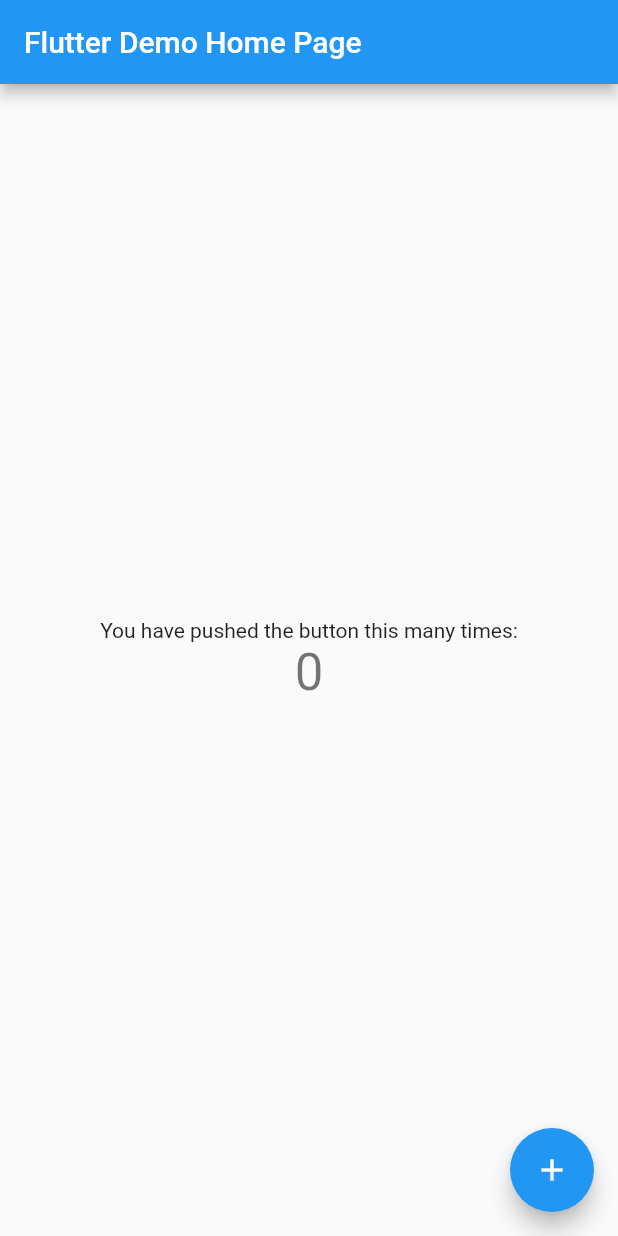
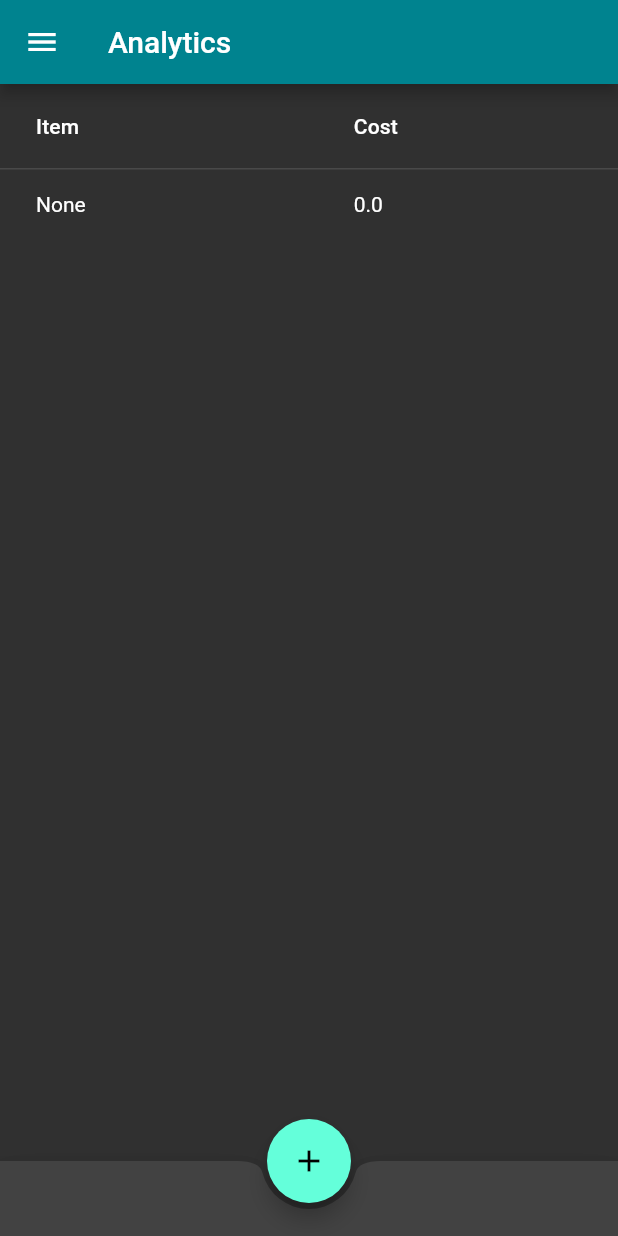
Before and after one commit to sai-pher/Flutter_Expense_tracker, a Flutter app: the screen it shows after launch, on a phone screen of 412 x 824 dp. Run offline on Flutter 3.47's test engine with Material 2 defaults, Android fonts, the phone set to English and light mode, and no system bars; our stand-ins replace sqflite; accounts and stored records are empty.

Commit message:
Update: Wrote proof of concept data analytics page Update: Fixed issue with wrong runtime casting from List.map()<Type>.toList() in dataTable
TODO: Create form page

Status: Stable

```diff
--- a/lib/db_handler/handlers/db_handler.dart
+++ b/lib/db_handler/handlers/db_handler.dart
@@ -1,3 +1,5 @@
+import 'dart:io';
+
 import "package:expense_tracker/app/column_labels.dart";
 import 'package:path/path.dart';
 import 'package:sqflite/sqflite.dart';
@@ -25,7 +27,7 @@ class DBHandler {
 
   Future<Database> get database async {
     if (_database == null) {
-      _database = _initDatabase();
+      _database = await _initDatabase();
     } else {
       return _database;
     }
@@ -36,8 +38,13 @@ class DBHandler {
   /// Method to open connection to database.
   _initDatabase() async {
     // get directory for given platform.
-    String directoryPath = await getDatabasesPath();
-    String path = join(directoryPath, _databaseName);
+    String databasePath = await getDatabasesPath();
+    String path = join(databasePath, _databaseName);
+
+    // Make sure the directory exists
+    try {
+      await Directory(databasePath).create(recursive: true);
+    } catch (_) {}
 
     // open connection
     return await openDatabase(path, version: _version, onCreate: _onCreate);
@@ -47,12 +54,12 @@ class DBHandler {
   Future _onCreate(Database db, int version) async {
     print("Creating DB $_databaseName with table $tableExpenses...");
     await db.execute('''
-    CREATE TABLE $tableExpenses (
-      $columnID INTEGER PRIMARY KEY,
+    CREATE TABLE IF NOT EXISTS $tableExpenses (
+      $columnID INTEGER PRIMARY KEY AUTOINCREMENT,
       $columnItem TEXT NOT NULL,
       $columnCategory TEXT NOT NULL,
       $columnCost REAL NOT NULL,
-      $columnDate INT NOT NULL,
+      $columnDate INT NOT NULL
     )
     ''');
     print("DB Creation successful!");
@@ -86,7 +93,9 @@ class DBHandler {
   fromMappedList(List<Map<String, dynamic>> mapsList) {
     List mappedList = [];
     if (mapsList.length == 0) {
-      mappedList = null;
+      var now = DateTime.now();
+      var exp1 = Expense("None", "category", 0, now);
+      mappedList.add(exp1);
     } else {
       mapsList.forEach((map) => mappedList.add(Expense.fromMap(map)));
     }
@@ -108,15 +117,25 @@ class DBHandler {
   ///
   /// This method returns
   /// a list of successfully mapped `Expense` objects.
-  Future<List<Expense>> getAll() async {
+  getAll() async {
     // Query
-    Database db = await database;
+    final db = await database;
     List<Map<String, dynamic>> maps = await db.query(
       tableExpenses,
       columns: [columnID, columnItem, columnCategory, columnCost, columnDate],
     );
 
-    return fromMappedList(maps);
+    print("Raw maps: ${maps.runtimeType} \n$maps");
+
+    List<Expense> mappedList = maps.isNotEmpty
+        ? maps.map((map) => Expense.fromMap(map)).toList()
+        : [Expense("None", "category", 0, DateTime.now())];
+
+    print("Mapped list: ${mappedList.runtimeType} \n$mappedList");
+
+    return mappedList;
+
+//    return fromMappedList(maps);
   }
 
 // getExpensesBetweenDates
@@ -163,7 +182,8 @@ class DBHandler {
   getCategoryCostSums() async {
     Database db = await database;
 
-    String query = 'SELECT $columnCategory, SUM($columnCost) $columnCategoryCostSums '
+    String query =
+        'SELECT $columnCategory, SUM($columnCost) $columnCategoryCostSums '
         'FROM $tableExpenses GROUP BY $columnCategory';
 
     // {'$columnCategory': String category_name, '$columnCategoryCostSums': double cost_sum}
@@ -229,5 +249,4 @@ class DBHandler {
 
     return maps;
   }
-
 }
--- a/lib/db_handler/models/expense_model.dart
+++ b/lib/db_handler/models/expense_model.dart
@@ -89,7 +89,10 @@ class Expense {
       _cost.hashCode ^
       _date.hashCode;
 
-
+  @override
+  String toString() {
+    return 'Expense{_item: $_item, _cost: $_cost}';
+  }
 
 
 }
--- a/lib/main.dart
+++ b/lib/main.dart
@@ -1,111 +1,13 @@
+import 'package:expense_tracker/pages/home_page.dart';
 import 'package:flutter/material.dart';
 
-void main() => runApp(MyApp());
+void main() => runApp(ExpenseTracker());
 
-class MyApp extends StatelessWidget {
-  // This widget is the root of your application.
+class ExpenseTracker extends StatelessWidget {
   @override
   Widget build(BuildContext context) {
-    return MaterialApp(
-      title: 'Flutter Demo',
-      theme: ThemeData(
-        // This is the theme of your application.
-        //
-        // Try running your application with "flutter run". You'll see the
-        // application has a blue toolbar. Then, without quitting the app, try
-        // changing the primarySwatch below to Colors.green and then invoke
-        // "hot reload" (press "r" in the console where you ran "flutter run",
-        // or simply save your changes to "hot reload" in a Flutter IDE).
-        // Notice that the counter didn't reset back to zero; the application
-        // is not restarted.
-        primarySwatch: Colors.blue,
-      ),
-      home: MyHomePage(title: 'Flutter Demo Home Page'),
-    );
-  }
-}
-
-class MyHomePage extends StatefulWidget {
-  MyHomePage({Key key, this.title}) : super(key: key);
-
-  // This widget is the home page of your application. It is stateful, meaning
-  // that it has a State object (defined below) that contains fields that affect
-  // how it looks.
-
-  // This class is the configuration for the state. It holds the values (in this
-  // case the title) provided by the parent (in this case the App widget) and
-  // used by the build method of the State. Fields in a Widget subclass are
-  // always marked "final".
-
-  final String title;
-
-  @override
-  _MyHomePageState createState() => _MyHomePageState();
-}
-
-class _MyHomePageState extends State<MyHomePage> {
-  int _counter = 0;
-
-  void _incrementCounter() {
-    setState(() {
-      // This call to setState tells the Flutter framework that something has
-      // changed in this State, which causes it to rerun the build method below
-      // so that the display can reflect the updated values. If we changed
-      // _counter without calling setState(), then the build method would not be
-      // called again, and so nothing would appear to happen.
-      _counter++;
-    });
+    // TODO: implement build
+    return Home();
   }
 
-  @override
-  Widget build(BuildContext context) {
-    // This method is rerun every time setState is called, for instance as done
-    // by the _incrementCounter method above.
-    //
-    // The Flutter framework has been optimized to make rerunning build methods
-    // fast, so that you can just rebuild anything that needs updating rather
-    // than having to individually change instances of widgets.
-    return Scaffold(
-      appBar: AppBar(
-        // Here we take the value from the MyHomePage object that was created by
-        // the App.build method, and use it to set our appbar title.
-        title: Text(widget.title),
-      ),
-      body: Center(
-        // Center is a layout widget. It takes a single child and positions it
-        // in the middle of the parent.
-        child: Column(
-          // Column is also a layout widget. It takes a list of children and
-          // arranges them vertically. By default, it sizes itself to fit its
-          // children horizontally, and tries to be as tall as its parent.
-          //
-          // Invoke "debug painting" (press "p" in the console, choose the
-          // "Toggle Debug Paint" action from the Flutter Inspector in Android
-          // Studio, or the "Toggle Debug Paint" command in Visual Studio Code)
-          // to see the wireframe for each widget.
-          //
-          // Column has various properties to control how it sizes itself and
-          // how it positions its children. Here we use mainAxisAlignment to
-          // center the children vertically; the main axis here is the vertical
-          // axis because Columns are vertical (the cross axis would be
-          // horizontal).
-          mainAxisAlignment: MainAxisAlignment.center,
-          children: <Widget>[
-            Text(
-              'You have pushed the button this many times:',
-            ),
-            Text(
-              '$_counter',
-              style: Theme.of(context).textTheme.display1,
-            ),
-          ],
-        ),
-      ),
-      floatingActionButton: FloatingActionButton(
-        onPressed: _incrementCounter,
-        tooltip: 'Increment',
-        child: Icon(Icons.add),
-      ), // This trailing comma makes auto-formatting nicer for build methods.
-    );
-  }
 }
--- /dev/null
+++ b/lib/pages/home_page.dart
@@ -0,0 +1,164 @@
+import 'package:expense_tracker/db_handler/handlers/db_handler.dart';
+import 'package:flutter/cupertino.dart';
+import 'package:flutter/material.dart';
+
+class Home extends StatelessWidget {
+//  final List<Expense> expenseList = DBHandler.handler.getAll();
+  final List<Map<String, dynamic>> testList = [
+    {"item": "cake", "cost": 10},
+    {"item": "cake", "cost": 10},
+    {"item": "cake", "cost": 10},
+    {"item": "cake", "cost": 10},
+    {"item": "cake", "cost": 10},
+    {"item": "cake", "cost": 10},
+    {"item": "cake", "cost": 10},
+    {"item": "cake", "cost": 10},
+    {"item": "cake", "cost": 10},
+    {"item": "cake", "cost": 10},
+    {"item": "cake", "cost": 10},
+    {"item": "cake", "cost": 10},
+    {"item": "cake", "cost": 10},
+    {"item": "cake", "cost": 10},
+    {"item": "cake", "cost": 10},
+  ];
+
+  @override
+  Widget build(BuildContext context) {
+    // TODO: implement build
+//    print(expenseList);
+    return MaterialApp(
+      theme: ThemeData(
+          brightness: Brightness.dark, primaryColor: Colors.cyan[800]),
+      home: Scaffold(
+        appBar: AppBar(
+          title: const Text("Analytics"),
+        ),
+        drawer: Drawer(
+          child: ListView(
+            padding: EdgeInsets.zero,
+            children: const <Widget>[
+              DrawerHeader(
+                decoration: BoxDecoration(
+                  color: Colors.cyan,
+                ),
+                child: Text(
+                  'Drawer Header',
+                  style: TextStyle(
+                    color: Colors.white,
+                    fontSize: 24,
+                  ),
+                ),
+              ),
+              ListTile(
+                leading: Icon(Icons.message),
+                title: Text('Messages'),
+              ),
+              ListTile(
+                leading: Icon(Icons.account_circle),
+                title: Text('Profile'),
+              ),
+              ListTile(
+                leading: Icon(Icons.settings),
+                title: Text('Settings'),
+              ),
+            ],
+          ),
+        ),
+        body: tableWidget(),
+        bottomNavigationBar: BottomAppBar(
+          shape: CircularNotchedRectangle(),
+          child: Container(
+            height: 50.0,
+          ),
+//          color: Colors.cyan[600],
+        ),
+        floatingActionButton: FloatingActionButton(
+          onPressed: () => print("Add button pressed"),
+          tooltip: "Add new Expense",
+          child: Icon(Icons.add),
+        ),
+        floatingActionButtonLocation: FloatingActionButtonLocation.centerDocked,
+      ),
+      debugShowCheckedModeBanner: false,
+    );
+  }
+
+  tableWidget() {
+    return Row(
+      mainAxisSize: MainAxisSize.min,
+      mainAxisAlignment: MainAxisAlignment.center,
+      verticalDirection: VerticalDirection.down,
+      children: <Widget>[Expanded(child: dataBodyAsync())],
+    );
+  }
+
+  dataBody() => SingleChildScrollView(
+        scrollDirection: Axis.vertical,
+        child: DataTable(
+          columns: [
+            DataColumn(label: Text("Item")),
+            DataColumn(label: Text("Cost")),
+          ],
+          rows: testList
+              .map((test) => DataRow(cells: [
+                    DataCell(Text(test["item"])),
+                    DataCell(Text(test["cost"].toString())),
+                  ]))
+              .toList(),
+        ),
+      );
+
+  dataBodyAsync() {
+    return FutureBuilder(
+      future: DBHandler.handler.getAll(),
+      builder: (BuildContext context, AsyncSnapshot snapshot) {
+        Widget child;
+
+        if (snapshot.hasData) {
+//          List<Expense> eList = snapshot.data;
+          child = SingleChildScrollView(
+            scrollDirection: Axis.vertical,
+            child: DataTable(
+              columns: [
+                DataColumn(label: Text("Item")),
+                DataColumn(label: Text("Cost")),
+              ],
+              rows: snapshot.data
+                  .map<DataRow>((expense) => DataRow(cells: [
+                        DataCell(Text(expense.item.toString())),
+                        DataCell(Text(expense.cost.toString())),
+                      ]))
+                  .toList(),
+            ),
+          );
+        } else if (snapshot.hasError) {
+          child = Text("Error: ${snapshot.error}\nData: ${snapshot.data}");
+        } else {
+          child = Text("Waiting... ");
+        }
+
+        return child;
+      },
+    );
+  }
+
+//  dataBodyAsyncish() {
+//    var snapshot = DBHandler.handler.getAll();
+//    return SingleChildScrollView(
+//      scrollDirection: Axis.vertical,
+//      child: DataTable(
+//        columns: [
+//          DataColumn(label: Text("Item")),
+//          DataColumn(label: Text("Cost")),
+//        ],
+//        rows: snapshot.data
+//            .map((expense) => DataRow(cells: [
+//          DataCell(Text(expense.item)),
+//          DataCell(Text(expense.cost.toString())),
+//        ]))
+//            .toList(),
+//      ),
+//    );
+//  }
+
+}
```
Also changed, not shown: 2 other files.
